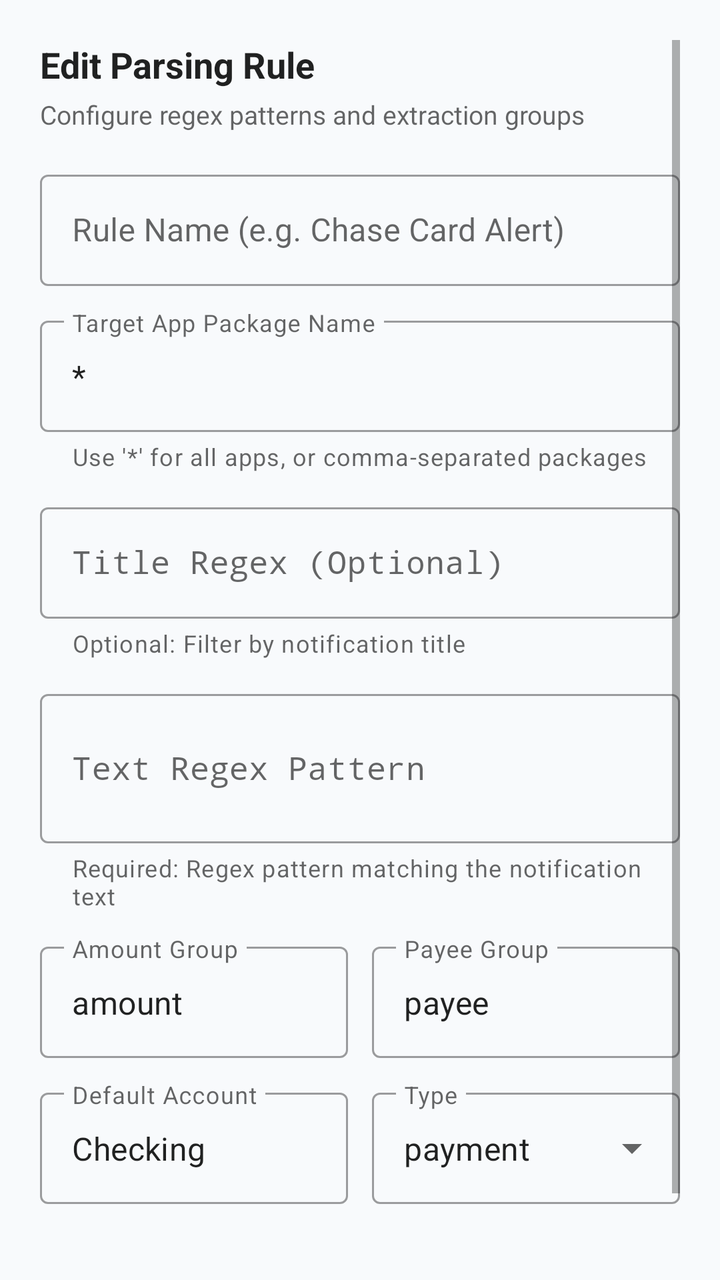
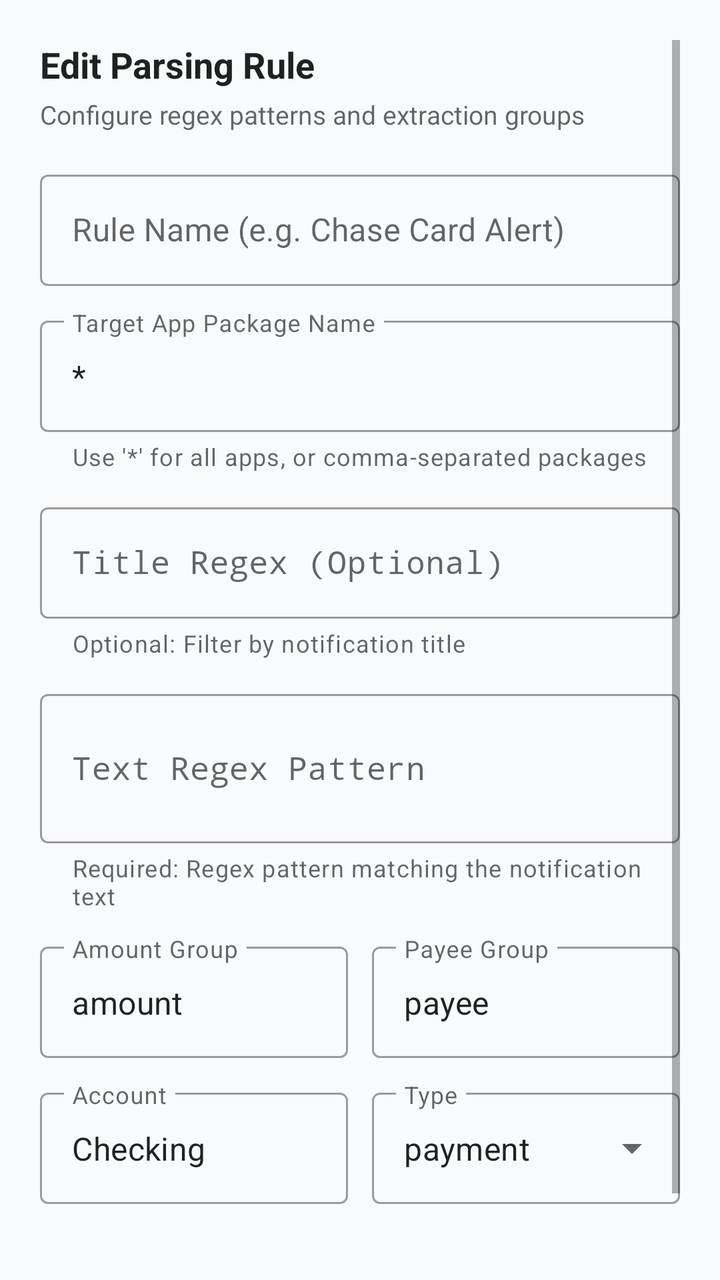

Before-and-after screenshots of an Android layout around one commit, followed by the original layout XML and the change that was made.
<!-- AndroidManifest.xml: application theme Theme.ActualApp -->
<!-- res/layout/dialog_edit_rule.xml -->
<?xml version="1.0" encoding="utf-8"?>
<ScrollView xmlns:android="http://schemas.android.com/apk/res/android"
    xmlns:app="http://schemas.android.com/apk/res-auto"
    android:layout_width="match_parent"
    android:layout_height="wrap_content"
    android:padding="20dp">

    <LinearLayout
        android:layout_width="match_parent"
        android:layout_height="wrap_content"
        android:orientation="vertical">

        <TextView
            android:id="@+id/tvDialogTitle"
            android:layout_width="wrap_content"
            android:layout_height="wrap_content"
            android:text="Edit Parsing Rule"
            android:textColor="?android:attr/textColorPrimary"
            android:textSize="18sp"
            android:textStyle="bold" />

        <TextView
            android:layout_width="wrap_content"
            android:layout_height="wrap_content"
            android:layout_marginTop="4dp"
            android:layout_marginBottom="16dp"
            android:text="Configure regex patterns and extraction groups"
            android:textColor="?android:attr/textColorSecondary"
            android:textSize="13sp" />

        
        <com.google.android.material.textfield.TextInputLayout
            style="@style/Widget.MaterialComponents.TextInputLayout.OutlinedBox"
            android:layout_width="match_parent"
            android:layout_height="wrap_content"
            android:layout_marginBottom="12dp"
            android:hint="Rule Name (e.g. Chase Card Alert)">

            <com.google.android.material.textfield.TextInputEditText
                android:id="@+id/etRuleName"
                android:layout_width="match_parent"
                android:layout_height="wrap_content"
                android:inputType="textCapWords" />
        </com.google.android.material.textfield.TextInputLayout>

        
        <com.google.android.material.textfield.TextInputLayout
            style="@style/Widget.MaterialComponents.TextInputLayout.OutlinedBox"
            android:layout_width="match_parent"
            android:layout_height="wrap_content"
            android:layout_marginBottom="12dp"
            app:helperText="Use '*' for all apps, or comma-separated packages"
            android:hint="Target App Package Name">

            <com.google.android.material.textfield.TextInputEditText
                android:id="@+id/etTargetPackage"
                android:layout_width="match_parent"
                android:layout_height="wrap_content"
                android:inputType="textUri"
                android:text="*" />
        </com.google.android.material.textfield.TextInputLayout>

        
        <com.google.android.material.textfield.TextInputLayout
            style="@style/Widget.MaterialComponents.TextInputLayout.OutlinedBox"
            android:layout_width="match_parent"
            android:layout_height="wrap_content"
            android:layout_marginBottom="12dp"
            app:helperText="Optional: Filter by notification title"
            android:hint="Title Regex (Optional)">

            <com.google.android.material.textfield.TextInputEditText
                android:id="@+id/etTitleRegex"
                android:layout_width="match_parent"
                android:layout_height="wrap_content"
                android:fontFamily="monospace"
                android:inputType="textNoSuggestions" />
        </com.google.android.material.textfield.TextInputLayout>

        
        <com.google.android.material.textfield.TextInputLayout
            style="@style/Widget.MaterialComponents.TextInputLayout.OutlinedBox"
            android:layout_width="match_parent"
            android:layout_height="wrap_content"
            android:layout_marginBottom="12dp"
            app:helperText="Required: Regex pattern matching the notification text"
            android:hint="Text Regex Pattern">

            <com.google.android.material.textfield.TextInputEditText
                android:id="@+id/etTextRegex"
                android:layout_width="match_parent"
                android:layout_height="wrap_content"
                android:fontFamily="monospace"
                android:inputType="textMultiLine|textNoSuggestions"
                android:minLines="2" />
        </com.google.android.material.textfield.TextInputLayout>

        
        <LinearLayout
            android:layout_width="match_parent"
            android:layout_height="wrap_content"
            android:layout_marginBottom="12dp"
            android:orientation="horizontal">

            <com.google.android.material.textfield.TextInputLayout
                style="@style/Widget.MaterialComponents.TextInputLayout.OutlinedBox"
                android:layout_width="0dp"
                android:layout_height="wrap_content"
                android:layout_marginEnd="6dp"
                android:layout_weight="1"
                android:hint="Amount Group">

                <com.google.android.material.textfield.TextInputEditText
                    android:id="@+id/etAmountGroup"
                    android:layout_width="match_parent"
                    android:layout_height="wrap_content"
                    android:text="amount" />
            </com.google.android.material.textfield.TextInputLayout>

            <com.google.android.material.textfield.TextInputLayout
                style="@style/Widget.MaterialComponents.TextInputLayout.OutlinedBox"
                android:layout_width="0dp"
                android:layout_height="wrap_content"
                android:layout_marginStart="6dp"
                android:layout_weight="1"
                android:hint="Payee Group">

                <com.google.android.material.textfield.TextInputEditText
                    android:id="@+id/etPayeeGroup"
                    android:layout_width="match_parent"
                    android:layout_height="wrap_content"
                    android:text="payee" />
            </com.google.android.material.textfield.TextInputLayout>
        </LinearLayout>

        
        <LinearLayout
            android:layout_width="match_parent"
            android:layout_height="wrap_content"
            android:layout_marginBottom="16dp"
            android:orientation="horizontal">

            <com.google.android.material.textfield.TextInputLayout
                style="@style/Widget.MaterialComponents.TextInputLayout.OutlinedBox"
                android:layout_width="0dp"
                android:layout_height="wrap_content"
                android:layout_marginEnd="6dp"
                android:layout_weight="1"
                android:hint="Default Account">

                <com.google.android.material.textfield.TextInputEditText
                    android:id="@+id/etDefaultAccount"
                    android:layout_width="match_parent"
                    android:layout_height="wrap_content"
                    android:text="Checking" />
            </com.google.android.material.textfield.TextInputLayout>

            <com.google.android.material.textfield.TextInputLayout
                style="@style/Widget.MaterialComponents.TextInputLayout.OutlinedBox.ExposedDropdownMenu"
                android:layout_width="0dp"
                android:layout_height="wrap_content"
                android:layout_marginStart="6dp"
                android:layout_weight="1"
                android:hint="Type">

                <AutoCompleteTextView
                    android:id="@+id/actvDefaultType"
                    android:layout_width="match_parent"
                    android:layout_height="wrap_content"
                    android:inputType="none"
                    android:text="payment" />
            </com.google.android.material.textfield.TextInputLayout>
        </LinearLayout>

        
        <LinearLayout
            android:layout_width="match_parent"
            android:layout_height="wrap_content"
            android:gravity="end"
            android:orientation="horizontal">

            <com.google.android.material.button.MaterialButton
                android:id="@+id/btnCancelRule"
                style="@style/Widget.MaterialComponents.Button.TextButton"
                android:layout_width="wrap_content"
                android:layout_height="wrap_content"
                android:text="Cancel" />

            <com.google.android.material.button.MaterialButton
                android:id="@+id/btnSaveRule"
                style="@style/Widget.MaterialComponents.Button"
                android:layout_width="wrap_content"
                android:layout_height="wrap_content"
                android:layout_marginStart="8dp"
                android:text="Save Rule" />
        </LinearLayout>
    </LinearLayout>
</ScrollView>
<!-- resources referenced by this layout -->
<resources>
  <style name="Theme.ActualApp" parent="Theme.MaterialComponents.DayNight.NoActionBar">
          
          <item name="colorPrimary">@color/primary</item>
          <item name="colorPrimaryVariant">@color/primary_variant</item>
          <item name="colorOnPrimary">@color/white</item>
          
          <item name="colorSecondary">@color/secondary</item>
          <item name="colorSecondaryVariant">@color/secondary_variant</item>
          <item name="colorOnSecondary">@color/white</item>
          
          <item name="android:windowBackground">@color/background</item>
          <item name="colorSurface">@color/surface</item>
          <item name="android:colorBackground">@color/background</item>
          <item name="android:statusBarColor">@color/surface</item>
          <item name="android:windowLightStatusBar">true</item>
          
          <item name="boxStrokeColor">@color/text_input_box_stroke</item>
          <item name="boxBackgroundColor">@color/text_input_box_background</item>
          <item name="hintTextColor">?colorPrimary</item>
      </style>
  <color name="primary">#4F46E5</color>
  <color name="primary_variant">#4338CA</color>
  <color name="white">#FFFFFF</color>
  <color name="secondary">#10B981</color>
  <color name="secondary_variant">#059669</color>
  <color name="background">#F8FAFC</color>
  <color name="surface">#FFFFFF</color>
</resources>

<!-- the commit's change to res/layout/dialog_edit_rule.xml (unified diff, before → after) -->
@@ -100,6 +100,7 @@
             android:layout_width="match_parent"
             android:layout_height="wrap_content"
             android:layout_marginBottom="12dp"
+            android:baselineAligned="false"
             android:orientation="horizontal">
 
             <com.google.android.material.textfield.TextInputLayout
@@ -138,6 +139,7 @@
             android:layout_width="match_parent"
             android:layout_height="wrap_content"
             android:layout_marginBottom="16dp"
+            android:baselineAligned="false"
             android:orientation="horizontal">
 
             <com.google.android.material.textfield.TextInputLayout
@@ -146,10 +148,10 @@
                 android:layout_height="wrap_content"
                 android:layout_marginEnd="6dp"
                 android:layout_weight="1"
-                android:hint="Default Account">
+                android:hint="Account">
 
                 <com.google.android.material.textfield.TextInputEditText
-                    android:id="@+id/etDefaultAccount"
+                    android:id="@+id/etAccount"
                     android:layout_width="match_parent"
                     android:layout_height="wrap_content"
                     android:text="Checking" />
